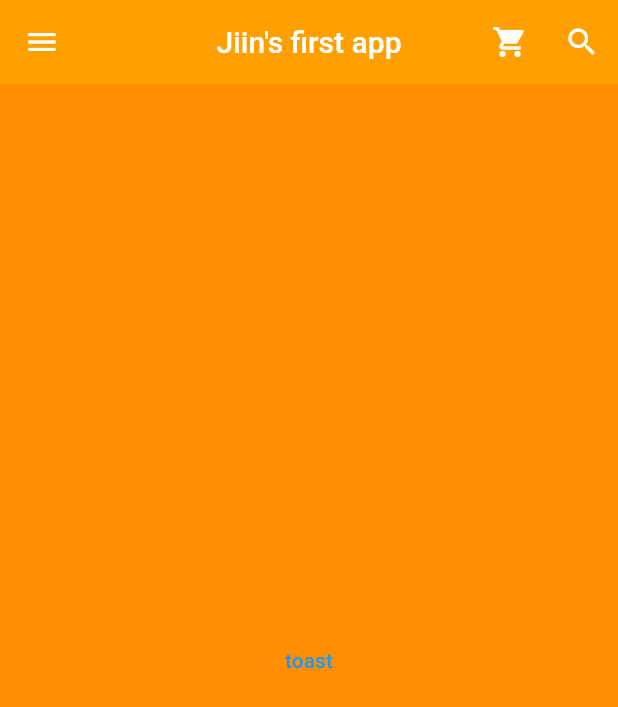
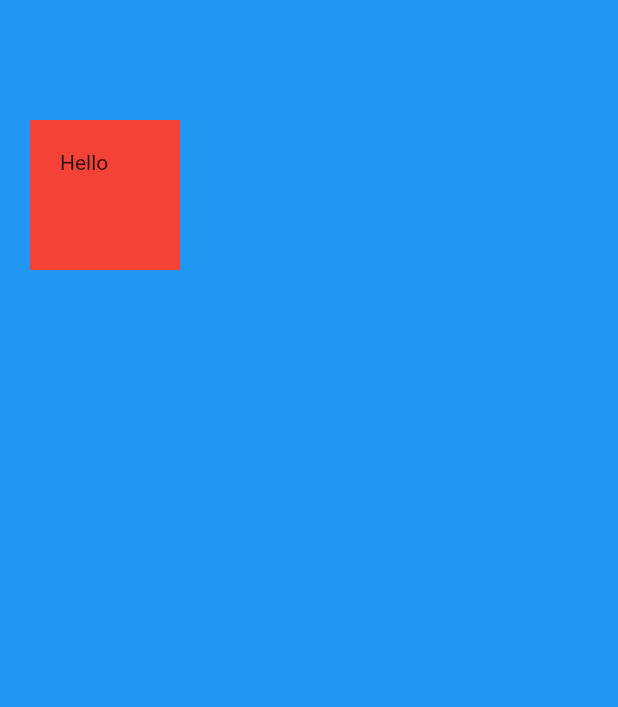
Before and after one commit to songhee-cho/Adobby-FlutterStudy, a Flutter app: the screen it shows after launch, on a phone screen of 412 x 824 dp. Shown: the top 707 px of the screen. Run offline on Flutter 3.47's test engine with Material 2 defaults, Android fonts, the phone set to English and light mode, and no system bars; missing offline and left inert: dart:html.

Commit message:
[Week4] Update Container

```diff
--- a/Jiin/first_flutter_study/lib/main.dart
+++ b/Jiin/first_flutter_study/lib/main.dart
@@ -1,136 +1,33 @@
-import 'package:flutter/material.dart'; //flutter framework에 있는 기능을 사용하기 위해 무조건 import 해야함
-import 'package:fluttertoast/fluttertoast.dart';
+import 'dart:html';
+
+import 'package:flutter/material.dart';
 
 void main() => runApp(MyApp());
-/*
-=>(fat arrow)는 다른 함수를 호출한다는 의미
-runApp 함수는 위젯을 반드시 필요로 함
-여기서 MyApp은 커스텀 위젯, 최상위 위젯이며  screen layout을 최초로 빌드함
-*/
 
 class MyApp extends StatelessWidget {
-  //모든 위젯을 감싸고 있음, stateless widget
-  const MyApp({Key? key}) : super(key: key);
-
-  @override
   Widget build(BuildContext context) {
     return MaterialApp(
-      debugShowCheckedModeBanner: false, //디버그 표시 띠 안 보이게 설정
-      title: "First Flutter App", //app을 총칭하는 이름(앱 이름 그 자체)
-      home: Grade(),
+      title: 'MyApp',
+      theme: ThemeData(primaryColor: Colors.blue),
+      home: MyPage(),
     );
   }
 }
 
-class Grade extends StatelessWidget {
-  //MyApp 안의 자식위젯
-  const Grade({Key? key}) : super(key: key);
-
-  @override
+class MyPage extends StatelessWidget {
   Widget build(BuildContext context) {
     return Scaffold(
-        backgroundColor: Colors.amber[800],
-        appBar: AppBar(
-          title: Text('Jiin\'s first app'), //app 화면에 출력되는 title, appbar에 표시되는 것
-          backgroundColor: Colors.amber[700],
-          centerTitle: true,
-          elevation: 0.0,
-          // leading: IconButton(
-          //   //appbar 위에 action을 취하는 아이콘 생성, leading: 아이콘 버튼이나 간단한 위젯을 왼쪽에 배치
-          //   icon: Icon(Icons.menu), //햄버거 버튼!
-          //   onPressed: () {
-          //     //onPressed: 함수의 형태로 일반 버튼이나 아이콘 버튼을 터치했을 때 일어나는 이벤트 정의
-          //     print('Menu button is clicked');
-          //   },
-          // ),
-          actions: <Widget>[
-            //actions: 복수의 아이콘 버튼 등을 오른쪽에 배치
-            IconButton(
-              icon: Icon(Icons.shopping_cart), //쇼핑카트 버튼!
-              onPressed: () {
-                print('Shopping cart button is clicked');
-              },
-            ),
-            IconButton(
-              //appbar 위에 action을 취하는 아이콘 생성
-              icon: Icon(Icons.search), //검색 버튼!
-              onPressed: () {
-                print('Search button is clicked');
-              },
-            ),
-          ],
-        ),
-        drawer: Drawer(
-          child: ListView(
-            padding: EdgeInsets.zero,
-            children: <Widget>[
-              UserAccountsDrawerHeader(
-                currentAccountPicture: CircleAvatar(
-                  backgroundImage: AssetImage('assets/dec22.png'),
-                ),
-                otherAccountsPictures: <Widget>[
-                  CircleAvatar(
-                    backgroundImage: AssetImage('assets/unnamed.jpg'),
-                  ),
-                ],
-                accountName: Text('kji-dec'),
-                accountEmail: Text('dec22sag@gmail.com'),
-                onDetailsPressed: () {
-                  print('arrow is clicked');
-                }, //더보기창
-                decoration: BoxDecoration(
-                    color: Colors.red[200],
-                    borderRadius: BorderRadius.only(
-                      bottomLeft: Radius.circular(40.0),
-                      bottomRight: Radius.circular(40.0),
-                    ) //곡선 효과
-                    ),
-              ),
-              ListTile(
-                leading: Icon(Icons.home, color: Colors.grey[850]),
-                title: Text('Home'),
-                onTap: () {
-                  print('Home is clicked');
-                },
-                trailing: Icon(Icons.add), //trailing: 오른쪽 끝에 추가
-              ),
-              ListTile(
-                leading: Icon(Icons.settings, color: Colors.grey[850]),
-                title: Text('Settings'),
-                onTap: () {
-                  print('Setting is clicked');
-                },
-                trailing: Icon(Icons.add), //trailing: 오른쪽 끝에 추가
-              ),
-              ListTile(
-                leading: Icon(Icons.question_answer, color: Colors.grey[850]),
-                title: Text('QnA'),
-                onTap: () {
-                  print('QnA is clicked');
-                },
-                trailing: Icon(Icons.add), //trailing: 오른쪽 끝에 추가
-              ),
-            ],
+        backgroundColor: Colors.blue,
+        body: SafeArea(
+          //화면 안에 보이게 safeArea로 지정
+          child: Container(
+            color: Colors.red,
+            width: 100,
+            height: 100,
+            margin: EdgeInsets.symmetric(vertical: 80, horizontal: 20),
+            padding: EdgeInsets.all(20),
+            child: Text('Hello'),
           ),
-        ),
-        body: Builder(builder: (BuildContext ctx) {
-          return Center(
-            child: TextButton(
-                onPressed: () {
-                  flutterToast();
-                },
-                child: Text('toast')),
-          );
-        }));
+        ));
   }
 }
-
-void flutterToast() {
-  Fluttertoast.showToast(
-      msg: "Flutter",
-      gravity: ToastGravity.BOTTOM, //위치 지정,
-      backgroundColor: Colors.redAccent,
-      fontSize: 20.0,
-      textColor: Colors.white,
-      toastLength: Toast.LENGTH_SHORT);
-}
```
